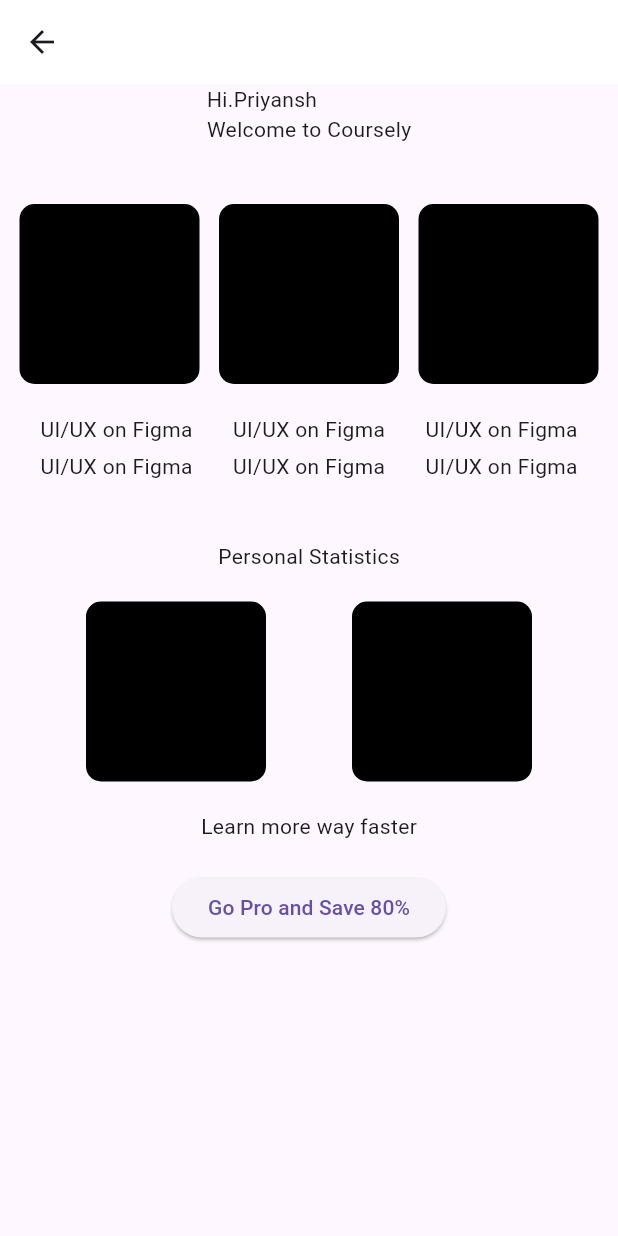
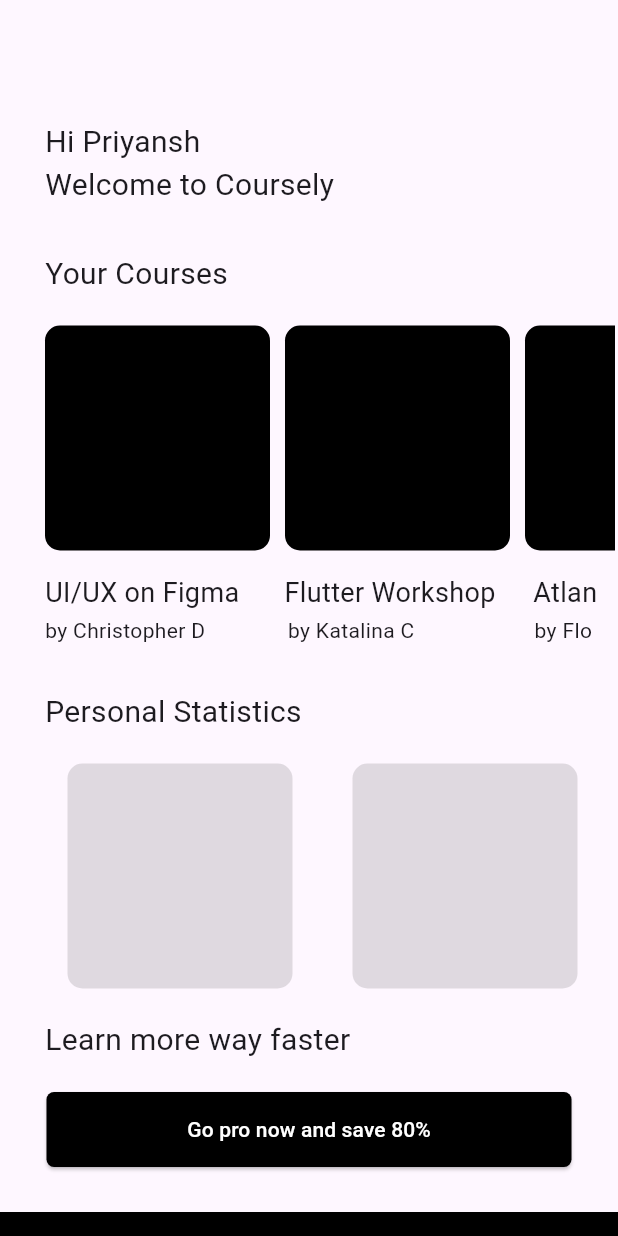
Before and after one commit to Priyanshg0211/Coursely, a Flutter app: the homepage screen opened directly, on a phone screen of 412 x 824 dp. Run offline on Flutter 3.47's test engine with Material 3 defaults, Android fonts, the phone set to English and light mode, and no system bars; Roboto replaces fonts that are missing (Poppins).

Commit message:
Updated the UI of homepage

```diff
--- a/lib/homepage.dart
+++ b/lib/homepage.dart
@@ -1,4 +1,5 @@
 import 'package:flutter/material.dart';
+import 'package:flutter/widgets.dart';
 
 class homepage extends StatelessWidget {
   const homepage({super.key});
@@ -6,41 +7,188 @@ class homepage extends StatelessWidget {
   @override
   Widget build(BuildContext context) {
     return Scaffold(
-      appBar: AppBar(
-        backgroundColor: Colors.white,
+      body: Column(
+        crossAxisAlignment: CrossAxisAlignment.start,
+        children: [
+          Padding(
+            padding: const EdgeInsets.only(
+              top: 80,
+              left: 30,
             ),
-      body: Column(
-        crossAxisAlignment: CrossAxisAlignment.center,
+            child: Container(
+              child: Text(
+                'Hi Priyansh\nWelcome to Coursely',
+                style: TextStyle(
+                  fontFamily: 'Poppins',
+                  fontSize: 20.0,
+                ),
+              ),
+            ),
+          ),
+          SizedBox(height: 30),
+          Padding(
+            padding: const EdgeInsets.only(
+              left: 30,
+            ),
+            child: Container(
+              child: Text(
+                'Your Courses',
+                style: TextStyle(
+                  fontFamily: 'Poppins',
+                  fontSize: 20.0,
+                ),
+              ),
+            ),
+          ),
+          SizedBox(height: 20),
+          Row(
             children: [
-          Container(child: Text('Hi.Priyansh\nWelcome to Coursely')),
-          SizedBox(
-            height: 40,
+              Padding(
+                padding: const EdgeInsets.only(
+                  left: 30,
                 ),
-          Row(
-            mainAxisAlignment: MainAxisAlignment.spaceEvenly,
-            children: [
-              Container(
-                height: 120,
-                width: 120,
+                child: Container(
+                  height: 150,
+                  width: 150,
                   decoration: BoxDecoration(
                     color: Colors.black,
                     borderRadius: BorderRadius.circular(10.0),
                   ),
                 ),
+              ),
+              SizedBox(width: 10),
               Container(
-                height: 120,
-                width: 120,
+                height: 150,
+                width: 150,
                 decoration: BoxDecoration(
                   color: Colors.black,
-                  borderRadius: BorderRadius.circular(10.0),
+                  borderRadius: BorderRadius.circular(10),
                 ),
               ),
+              SizedBox(width: 10),
               Container(
-                height: 120,
-                width: 120,
+                height: 150,
+                width: 60,
                 decoration: BoxDecoration(
                   color: Colors.black,
-                  borderRadius: BorderRadius.circular(10.0),
+                  borderRadius: BorderRadius.only(
+                    topLeft: Radius.circular(10),
+                    bottomLeft: Radius.circular(10),
+                  ),
+                ),
+              ),
+            ],
+          ),
+          SizedBox(height: 15),
+          Row(
+            children: [
+              Padding(
+                padding: const EdgeInsets.only(left: 30),
+                child: Container(
+                  child: Text(
+                    'UI/UX on Figma',
+                    style: TextStyle(
+                      fontFamily: 'Poppins',
+                      fontSize: 18.0,
+                    ),
+                  ),
+                ),
+              ),
+              SizedBox(width: 30),
+              Container(
+                child: Text(
+                  'Flutter Workshop',
+                  style: TextStyle(
+                    fontFamily: 'Poppins',
+                    fontSize: 18.0,
+                  ),
+                ),
+              ),
+              SizedBox(width: 25),
+              Container(
+                child: Text(
+                  'Atlan',
+                  style: TextStyle(
+                    fontFamily: 'Poppins',
+                    fontSize: 18.0,
+                  ),
+                ),
+              ),
+            ],
+          ),
+          SizedBox(height: 2),
+          Row(
+            children: [
+              Padding(
+                padding: EdgeInsets.only(left: 30),
+                child: Container(
+                  child: Text(
+                    'by Christopher D',
+                    style: TextStyle(
+                      fontFamily: 'Poppins',
+                      fontSize: 14.0,
+                    ),
+                  ),
+                ),
+              ),
+              SizedBox(width: 55),
+              Container(
+                child: Text(
+                  'by Katalina C',
+                  style: TextStyle(
+                    fontFamily: 'Poppins',
+                    fontSize: 14.0,
+                  ),
+                ),
+              ),
+              SizedBox(width: 80),
+              Container(
+                child: Text(
+                  'by Flo',
+                  style: TextStyle(
+                    fontFamily: 'Poppins',
+                    fontSize: 14.0,
+                  ),
+                ),
+              ),
+            ],
+          ),
+          SizedBox(height: 30),
+          Padding(
+            padding: const EdgeInsets.only(left: 30),
+            child: Container(
+              child: Text(
+                'Personal Statistics',
+                style: TextStyle(
+                  fontFamily: 'Poppins',
+                  fontSize: 20.0,
+                ),
+              ),
+            ),
+          ),
+          SizedBox(height: 20),
+          Row(
+            children: [
+              Padding(
+                padding: const EdgeInsets.only(left: 45),
+                child: Container(
+                  height: 150,
+                  width: 150,
+                  decoration: BoxDecoration(
+                    color: Colors.black12,
+                    borderRadius: BorderRadius.circular(10),
+                  ),
+                ),
+              ),
+              SizedBox(
+                width: 40,
+              ),
+              Container(
+                height: 150,
+                width: 150,
+                decoration: BoxDecoration(
+                  color: Colors.black12,
+                  borderRadius: BorderRadius.circular(10),
                 ),
               ),
             ],
@@ -48,92 +196,46 @@ class homepage extends StatelessWidget {
           SizedBox(
             height: 20,
           ),
-          Column(
-            children: [
-              Row(
-                mainAxisAlignment: MainAxisAlignment.spaceEvenly,
-                children: [
-                  Container(
-                    child: Text('UI/UX on Figma'),
+          Padding(
+            padding: const EdgeInsets.only(left: 30),
+            child: Container(
+              child: Text(
+                'Learn more way faster',
+                style: TextStyle(
+                  fontFamily: 'Poppins',
+                  fontSize: 20.0,
                 ),
-                  Container(
-                    child: Text('UI/UX on Figma'),
               ),
-                  Container(
-                    child: Text('UI/UX on Figma'),
             ),
-                ],
-              ),
-              SizedBox(
-                height: 5,
-              ),
-              Column(
-                children: [
-                  Row(
-                    mainAxisAlignment: MainAxisAlignment.spaceEvenly,
-                    children: [
-                      Container(
-                        child: Text('UI/UX on Figma'),
-                      ),
-                      Container(
-                        child: Text('UI/UX on Figma'),
-                      ),
-                      Container(
-                        child: Text('UI/UX on Figma'),
-                      ),
-                    ],
-                  ),
-                ],
-              ),
-            ],
-          ),
-          SizedBox(
-            height: 40,
-          ),
-          Column(
-            children: [
-              Container(
-                child: Text('Personal Statistics'),
           ),
           SizedBox(
             height: 20,
           ),
-              Row(
-                mainAxisAlignment: MainAxisAlignment.spaceEvenly,
-                children: [
-                  Container(
-                    height: 120,
-                    width: 120,
-                    decoration: BoxDecoration(
-                      color: Colors.black,
-                      borderRadius: BorderRadius.circular(10.0),
+          Center(
+            child: Container(
+              height: 50,
+              width: 350,
+              child: ElevatedButton(
+                style: ElevatedButton.styleFrom(
+                  shape: RoundedRectangleBorder(
+                    borderRadius: BorderRadius.circular(5),
+                  ),
+                  backgroundColor: Colors.black
+                ),
+                onPressed: () {},
+                child: Text(
+                  'Go pro now and save 80%',
+                  style: TextStyle(fontFamily: 'Poppins', fontSize: 14,color: Colors.white),
                 ),
               ),
-                  Container(
-                    height: 120,
-                    width: 120,
-                    decoration: BoxDecoration(
-                      color: Colors.black,
-                      borderRadius: BorderRadius.circular(10.0),
             ),
           ),
-                ],
-              ),
-              SizedBox(
-                height: 20,
-              ),
-              Column(
-                children: [
+          SizedBox(height: 30),
           Container(
-                    child: Text('Learn more way faster'),
-                  ),
-                ],
-              ),
-              SizedBox(height: 20,),
-              Container(
-                child: ElevatedButton(onPressed: () {print('the button is printing');}, child: Text('Go Pro and Save 80%')),
-              ),
-            ],
+            height: 80,
+            width: double.infinity,
+            color: Colors.black,
+
           ),
         ],
       ),
```
Lines whose indentation alone changed are shown as unchanged.
